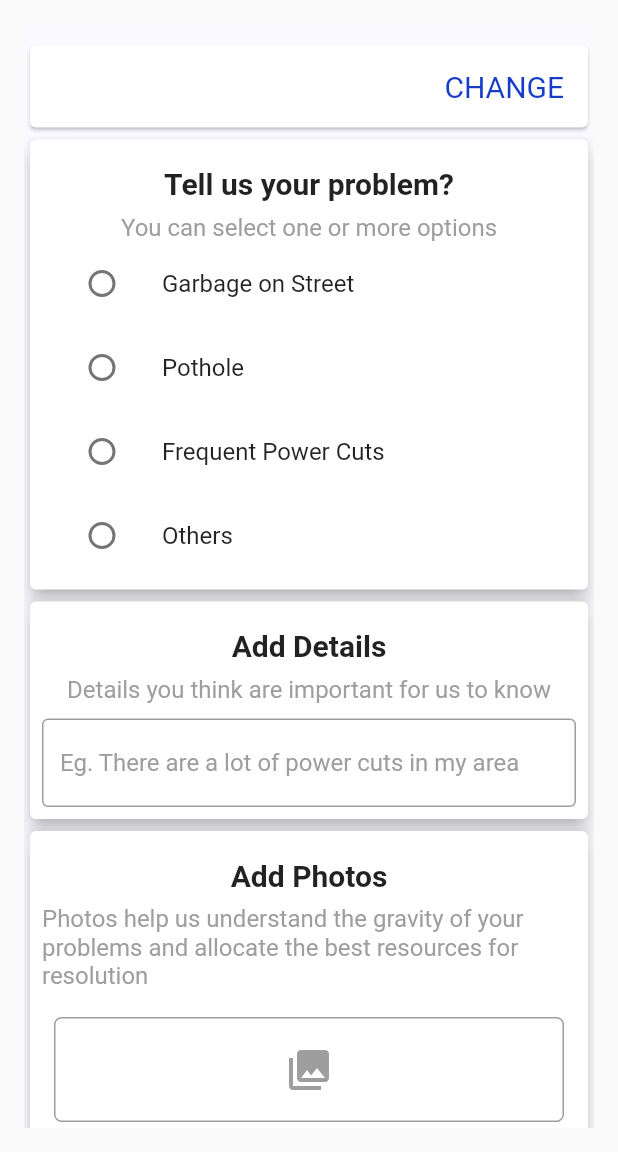
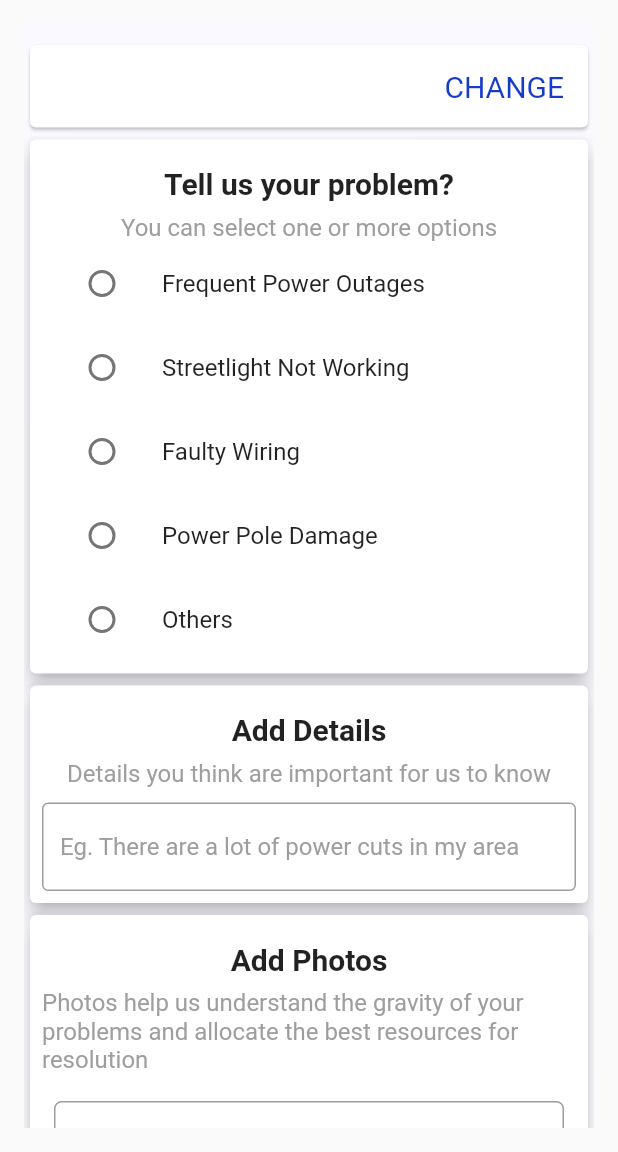
Before and after one commit to anu-shka-singh/urban-seva, a Flutter app: the TakeComplain screen opened directly with empty values, on a phone screen of 412 x 824 dp, the part 84-1236 px from its top. Run offline on Flutter 3.47's test engine with Material 2 defaults, Android fonts, the phone set to English and light mode, and no system bars; our stand-ins replace datetime_picker_formfield, fl_chart, flutter_map, flutter_svg, geolocator, image_picker and 1 more; missing offline and left inert: mongo_dart, tflite.

Commit message:
image verification

```diff
--- a/lib/complaint_record.dart
+++ b/lib/complaint_record.dart
@@ -6,7 +6,8 @@ import 'package:tflite/tflite.dart';
 
 class TakeComplain extends StatefulWidget {
   final String probType;
-  const TakeComplain({super.key, required this.probType});
+  final int index;
+  const TakeComplain({super.key, required this.probType, required this.index});
 
   @override
   State<TakeComplain> createState() => _TakeComplainState();
@@ -15,6 +16,7 @@ class TakeComplain extends StatefulWidget {
 class _TakeComplainState extends State<TakeComplain> {
   File? _image; // Variable to store the taken image
   List _predictions = [];
+  String status = "Not Verified";
 
   @override
   void initState() {
@@ -71,12 +73,29 @@ class _TakeComplainState extends State<TakeComplain> {
     detectimage(_image!);
   }
 
-  List<String> problems = [
-    "Garbage on Street",
-    "Pothole",
-    "Frequent Power Cuts",
-    "Others"
-  ];
+  List<List<String>> problems = [
+  // Electrical
+  ["Frequent Power Outages", "Streetlight Not Working", "Faulty Wiring", "Power Pole Damage", "Others"],
+
+  // Sanitation
+  ["Garbage Dumping in Public Places", "Clogged Sewer Drains", "Overflowing Trash Bins", "Open Defecation Spots", "Others"],
+
+  // Road
+  ["Potholes on Roads", "Damaged Road Signs", "Road Flooding During Rain", "Missing Speed Bumps", "Others"],
+
+  // Stray Animals
+  ["Stray Dog Pack Nuisance", "Stray Cattle on Streets", "Injured Stray Animals", "Wild Animal Sightings", "Others"],
+
+  // Water
+  ["Low Water Pressure", "Water Contamination", "Leaking Water Pipes", "No Access to Clean Water", "Others"],
+
+  // Security
+  ["Street Crime Incidents", "Unlit and Unsafe Areas", "Suspicious Activity Reporting", "Vandalism and Graffiti", "Others"],
+
+  // Others
+  ["Noise Pollution Complaints", "Unattended Abandoned Vehicles", "Public Health Hazards", "Miscellaneous Concerns", "Others"],
+];
+
   String probDesc = "";
   int isUrgent = 0;
 
@@ -164,7 +183,7 @@ class _TakeComplainState extends State<TakeComplain> {
                             ),
                           ),
                           Column(
-                            children: problems.asMap().entries.map((entry) {
+                            children: problems[widget.index].asMap().entries.map((entry) {
                               int index = entry.key;
                               String item = entry.value;
                               return ListTile(
@@ -306,15 +325,56 @@ class _TakeComplainState extends State<TakeComplain> {
                                       ),
                                     ),
                                     SizedBox(height: 4.0),
-                                    Text(
-                                      _predictions[0]['label']
-                                          .toString()
-                                          .substring(2),
-                                      style: TextStyle(
-                                          fontSize: 20,
-                                          fontWeight: FontWeight.bold),
-                                    ),
-                                    //Text(_predictions[0]['confidence'].toString()),
+                                    if (_predictions.isNotEmpty &&
+                                        (_predictions[0]['label'][0]
+                                                .toString() ==
+                                            widget.index.toString()))
+                                      const Row(
+                                        children: [
+                                          Icon(
+                                            Icons.check_rounded,
+                                            color: Color.fromARGB(
+                                                255, 40, 117, 42),
+                                            size: 30,
+                                          ),
+                                          Text(
+                                            // _predictions[0]['label']
+                                            //     .toString()
+                                            //     .substring(2),
+                                            "Verified",
+                                            style: TextStyle(
+                                              fontSize: 20,
+                                              fontWeight: FontWeight.bold,
+                                              color: Color.fromARGB(
+                                                  255, 40, 117, 42),
+                                            ),
+                                          ),
+                                        ],
+                                      ),
+                                    if (_predictions.isNotEmpty &&
+                                        (_predictions[0]['label'][0]
+                                                .toString() !=
+                                            widget.index.toString()))
+                                      const Row(
+                                        children: [
+                                          Icon(
+                                            Icons.close_rounded,
+                                            color: Color.fromARGB(255, 173, 24, 44),
+                                            size: 30,
+                                          ),
+                                          Text(
+                                            // _predictions[0]['label']
+                                            //     .toString()
+                                            //     .substring(2),
+                                            "Not Verified",
+                                            style: TextStyle(
+                                              fontSize: 20,
+                                              fontWeight: FontWeight.bold,
+                                              color: Color.fromARGB(255, 173, 24, 44),
+                                            ),
+                                          ),
+                                        ],
+                                      ),
                                   ],
                                 ),
                               ),
```
Also changed, not shown: lib/select_problem.dart (+34 -18 lines), lib/main.dart (line endings or trailing spaces).
